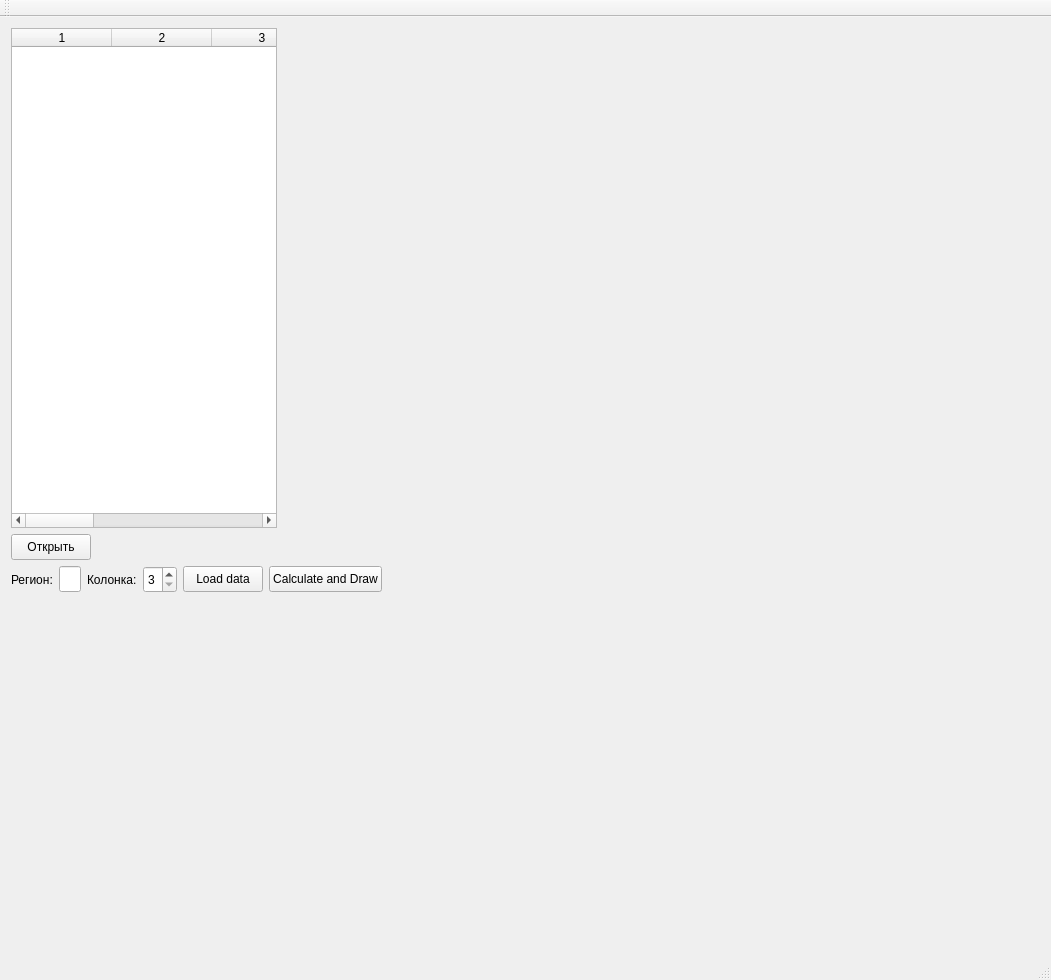
smurfomen/visualization, file 2Dvisual/view.ui: the form before one commit.
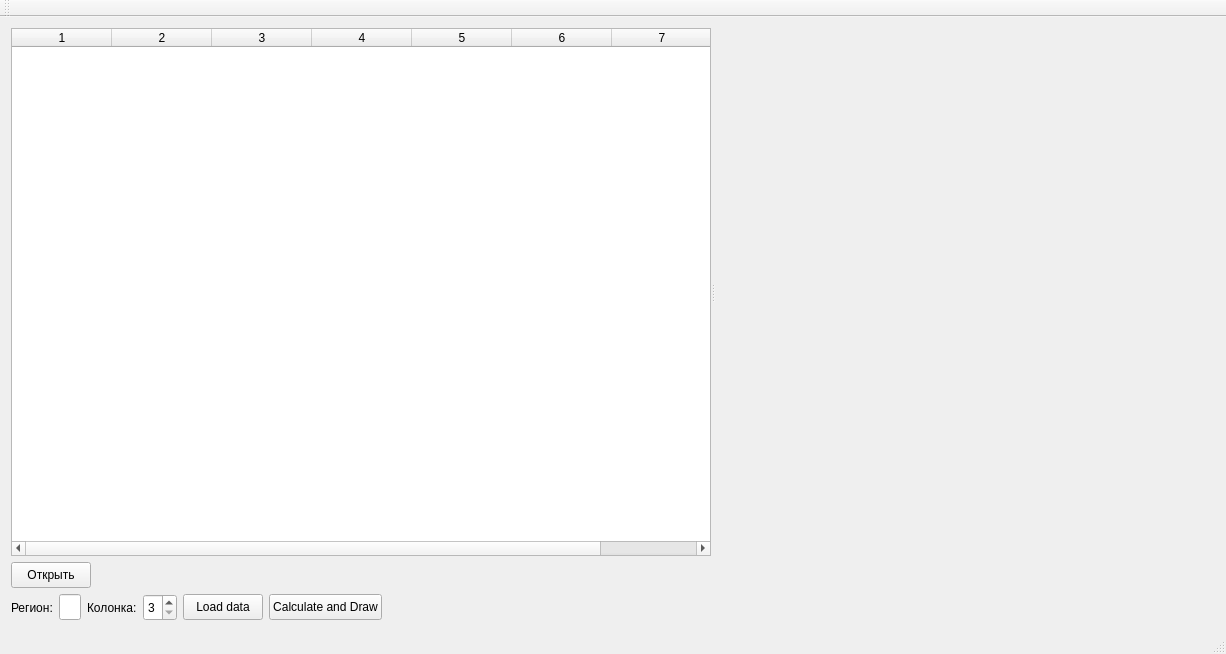
The form after the commit. Custom widgets are drawn as their Qt base class.

Diff of the .ui file:
```diff
--- a/2Dvisual/view.ui
+++ b/2Dvisual/view.ui
@@ -6,8 +6,8 @@
    <rect>
     <x>0</x>
     <y>0</y>
-    <width>1051</width>
-    <height>980</height>
+    <width>1222</width>
+    <height>654</height>
    </rect>
   </property>
   <property name="maximumSize">
@@ -22,12 +22,14 @@
   <widget class="QWidget" name="centralWidget">
    <layout class="QVBoxLayout" name="verticalLayout_2">
     <item>
-     <layout class="QHBoxLayout" name="horizontalLayout_3">
-      <item>
+     <widget class="QSplitter" name="splitter">
+      <property name="orientation">
+       <enum>Qt::Horizontal</enum>
+      </property>
        <widget class="QTableWidget" name="table">
         <property name="minimumSize">
          <size>
-          <width>0</width>
+         <width>700</width>
           <height>500</height>
          </size>
         </property>
@@ -45,18 +47,21 @@
         <column/>
         <column/>
        </widget>
-      </item>
-      <item>
        <widget class="Scene" name="scene" native="true">
+       <property name="sizePolicy">
+        <sizepolicy hsizetype="Expanding" vsizetype="Expanding">
+         <horstretch>0</horstretch>
+         <verstretch>0</verstretch>
+        </sizepolicy>
+       </property>
         <property name="minimumSize">
          <size>
-          <width>757</width>
-          <height>493</height>
+         <width>500</width>
+         <height>500</height>
          </size>
         </property>
        </widget>
-      </item>
-     </layout>
+     </widget>
     </item>
     <item>
      <layout class="QVBoxLayout" name="verticalLayout">
@@ -212,19 +217,6 @@
       </item>
      </layout>
     </item>
-    <item>
-     <spacer name="verticalSpacer">
-      <property name="orientation">
-       <enum>Qt::Vertical</enum>
-      </property>
-      <property name="sizeHint" stdset="0">
-       <size>
-        <width>20</width>
-        <height>40</height>
-       </size>
-      </property>
-     </spacer>
-    </item>
    </layout>
   </widget>
   <widget class="QMenuBar" name="menuBar">
```
Left out of the diff: 2 changed lines with no effect on the pictures. Lines whose indentation alone changed are shown as unchanged.
